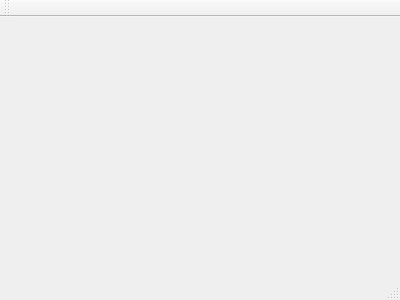
Above: mainwindow.ui from EvaFinn/ZorkProject before the change. Below: the same form after it.
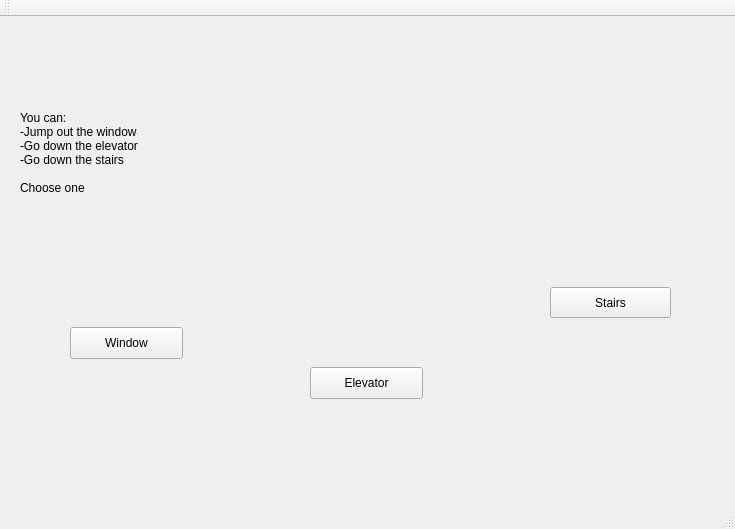
That is the form after the change.

Commit message: First choice of windows, lift or stairs

```diff
--- a/mainwindow.ui
+++ b/mainwindow.ui
@@ -1,24 +1,103 @@
 <ui version="4.0">
  <class>MainWindow</class>
- <widget class="QMainWindow" name="MainWindow" >
-  <property name="geometry" >
+ <widget class="QMainWindow" name="MainWindow">
+  <property name="geometry">
    <rect>
     <x>0</x>
     <y>0</y>
-    <width>400</width>
-    <height>300</height>
+    <width>735</width>
+    <height>529</height>
    </rect>
   </property>
   <property name="windowTitle" >
    <string>MainWindow</string>
   </property>
-  <widget class="QMenuBar" name="menuBar" />
-  <widget class="QToolBar" name="mainToolBar" />
-  <widget class="QWidget" name="centralWidget" />
-  <widget class="QStatusBar" name="statusBar" />
+  <property name="styleSheet">
+   <string notr="true">QPushButton:hover
+{
+	background-color: green;
+}2</string>
+  </property>
+  <widget class="QWidget" name="centralWidget">
+   <widget class="QPushButton" name="pushButton">
+    <property name="geometry">
+     <rect>
+      <x>70</x>
+      <y>310</y>
+      <width>113</width>
+      <height>32</height>
+     </rect>
+    </property>
+    <property name="text">
+     <string>Window</string>
+    </property>
+   </widget>
+   <widget class="QLabel" name="label">
+    <property name="geometry">
+     <rect>
+      <x>20</x>
+      <y>90</y>
+      <width>681</width>
+      <height>91</height>
+     </rect>
+    </property>
+    <property name="text">
+     <string>You can:
+-Jump out the window
+-Go down the elevator
+-Go down the stairs
+
+Choose one</string>
+    </property>
+   </widget>
+   <widget class="QPushButton" name="pushButton_2">
+    <property name="geometry">
+     <rect>
+      <x>310</x>
+      <y>350</y>
+      <width>113</width>
+      <height>32</height>
+     </rect>
+    </property>
+    <property name="text">
+     <string>Elevator</string>
+    </property>
+   </widget>
+   <widget class="QPushButton" name="pushButton_3">
+    <property name="geometry">
+     <rect>
+      <x>550</x>
+      <y>270</y>
+      <width>121</width>
+      <height>31</height>
+     </rect>
+    </property>
+    <property name="text">
+     <string>Stairs</string>
+    </property>
+   </widget>
+  </widget>
+  <widget class="QMenuBar" name="menuBar">
+   <property name="geometry">
+    <rect>
+     <x>0</x>
+     <y>0</y>
+     <width>735</width>
+     <height>22</height>
+    </rect>
+   </property>
+  </widget>
+  <widget class="QToolBar" name="mainToolBar">
+   <attribute name="toolBarArea">
+    <enum>TopToolBarArea</enum>
+   </attribute>
+   <attribute name="toolBarBreak">
+    <bool>false</bool>
+   </attribute>
+  </widget>
+  <widget class="QStatusBar" name="statusBar"/>
  </widget>
- <layoutDefault spacing="6" margin="11" />
- <pixmapfunction></pixmapfunction>
+ <layoutdefault spacing="6" margin="11"/>
  <resources/>
  <connections/>
 </ui>
```
Left out of the diff: 3 changed lines with no effect on the pictures. The commit also changes 7 other files.
